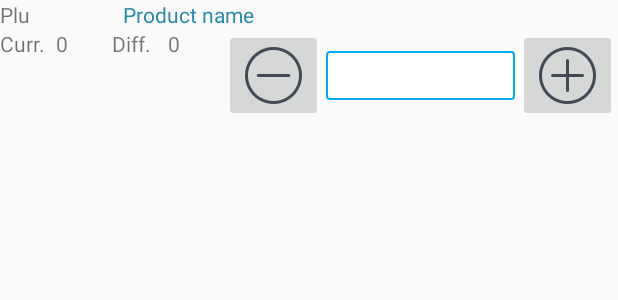
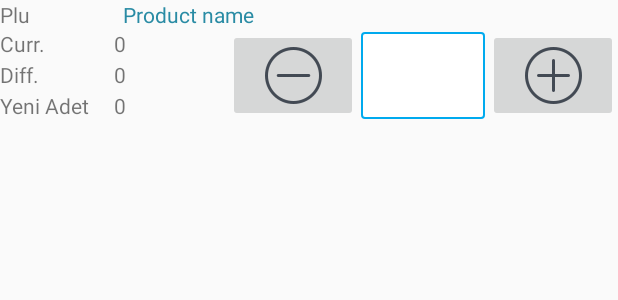
Before and after one commit to kaplanerkan/LP.Entry_Turkei_2025_17.03.2025, an Android app: the layout inventur_row.xml on its own in the app's theme, with its tools: preview values and no code run, on a phone screen of 412 x 824 dp. Shown: the top 300 px of the screen. Run offline under Robolectric (Android 15) with nearby library versions, the phone set to English and light mode, and no system bars.

Commit message:
Yeni inventur adapter i eklendi. TextWatcher kaldirildi. Manuel giris yasaklandi ve ARTI EKSI butonlarinin fonksiyonlari degistirildi.

```diff
--- a/EqEntry/build.gradle.kts
+++ b/EqEntry/build.gradle.kts
@@ -38,7 +38,7 @@ android {
         testInstrumentationRunner = "android.support.test.runner.AndroidJUnitRunner"
 
         versionCode = 4
-        versionName = "1.3.28"
+        versionName = "1.3.29"
         versionNameSuffix = "_tr"
     }
 
--- a/EqEntry/src/main/java/com/eqpos/eqentry/models/InventurHolder.java
+++ b/EqEntry/src/main/java/com/eqpos/eqentry/models/InventurHolder.java
@@ -20,4 +20,5 @@ public class InventurHolder {
     public ImageButton btDecrease;
     public ImageButton btAdd;
     public LinearLayout lyMain;
+    public TextView yeniAdet;
 }
--- a/EqEntry/src/main/res/layout/inventur_row.xml
+++ b/EqEntry/src/main/res/layout/inventur_row.xml
@@ -30,24 +30,47 @@
         android:layout_height="wrap_content"
         android:orientation="horizontal"
         android:layout_marginBottom="3dp">
+
+        <LinearLayout
+            android:layout_width="match_parent"
+            android:layout_height="match_parent"
+            android:layout_weight="0.8"
+            android:orientation="vertical">
+
+            <LinearLayout
+                android:layout_width="match_parent"
+                android:layout_height="match_parent"
+                android:layout_weight="1"
+                android:orientation="horizontal">
+
                 <TextView
                     android:layout_width="0dp"
                     android:layout_height="wrap_content"
                     android:layout_weight="0.3"
-            android:text="@string/shortcurrent"/>
+                    android:text="@string/shortcurrent" />
+
                 <TextView
                     android:id="@+id/lbl_inventur_row_currentstock"
                     android:layout_width="0dp"
                     android:layout_height="wrap_content"
                     android:layout_gravity="end"
                     android:layout_weight="0.3"
-            android:text="0"/>
+                    android:text="0" />
+            </LinearLayout>
+
+            <LinearLayout
+                android:layout_width="match_parent"
+                android:layout_height="match_parent"
+                android:layout_weight="1"
+                android:orientation="horizontal">
+
                 <TextView
                     android:layout_width="0dp"
                     android:layout_height="wrap_content"
                     android:layout_gravity="end"
                     android:layout_weight="0.3"
-            android:text="@string/shortdifference"/>
+                    android:text="@string/shortdifference" />
+
                 <TextView
                     android:id="@+id/lbl_inventur_row_difference"
                     android:layout_width="0dp"
@@ -55,28 +78,59 @@
                     android:layout_gravity="end"
                     android:layout_weight="0.3"
                     android:maxLines="1"
-            android:text="0"/>
+                    android:text="0" />
+            </LinearLayout>
+
+            <LinearLayout
+                android:layout_width="match_parent"
+                android:layout_height="match_parent"
+                android:layout_weight="1"
+                android:orientation="horizontal">
+
+                <TextView
+                    android:layout_width="0dp"
+                    android:layout_height="wrap_content"
+                    android:layout_gravity="end"
+                    android:layout_weight="0.3"
+                    android:text="Yeni Adet" />
+
+                <TextView
+                    android:id="@+id/lblYeniAdet"
+                    android:layout_width="0dp"
+                    android:layout_height="wrap_content"
+                    android:layout_gravity="end"
+                    android:layout_weight="0.3"
+                    android:maxLines="1"
+                    android:text="0" />
+            </LinearLayout>
+
+        </LinearLayout>
+
         <ImageButton
             android:id="@+id/bt_inventur_decrease"
-            android:layout_width="wrap_content"
-            android:layout_height="wrap_content"
-            android:src="@mipmap/img_decrease"/>
+            android:layout_width="match_parent"
+            android:layout_height="match_parent"
+            android:layout_weight="1"
+            android:src="@mipmap/img_decrease" />
+
         <EditText
+            android:id="@+id/ed_inventur_newstock"
             style="@style/AppTheme.EditText"
-            android:id="@+id/ed_inventur_newstock"
-            android:layout_width="0dp"
-            android:layout_height="wrap_content"
-            android:inputType="numberDecimal"
+            android:layout_width="match_parent"
+            android:layout_height="match_parent"
             android:layout_gravity="center_vertical"
-            android:selectAllOnFocus="true"
+            android:layout_weight="1"
             android:focusable="true"
             android:focusableInTouchMode="true"
-            android:layout_weight="1" />
+            android:inputType="numberDecimal"
+            android:selectAllOnFocus="true" />
+
         <ImageButton
             android:id="@+id/bt_inventur_addstock"
-            android:layout_width="wrap_content"
-            android:layout_height="wrap_content"
-            android:src="@mipmap/img_add"/>
+            android:layout_width="match_parent"
+            android:layout_height="match_parent"
+            android:layout_weight="1"
+            android:src="@mipmap/img_add" />
 
     </LinearLayout>
 
```
Also changed, not shown: EqEntry/src/main/java/com/eqpos/eqentry/adapters/InventurAdapter.java (+11 -14 lines), EqEntry/src/main/java/com/eqpos/eqentry/adapters/InventurAdapter2.java (added, +212 -0 lines), EqEntry/src/main/java/com/eqpos/eqentry/views/inventur/InventurActivity.java (+6 -17 lines). Lines whose indentation alone changed are shown as unchanged.
